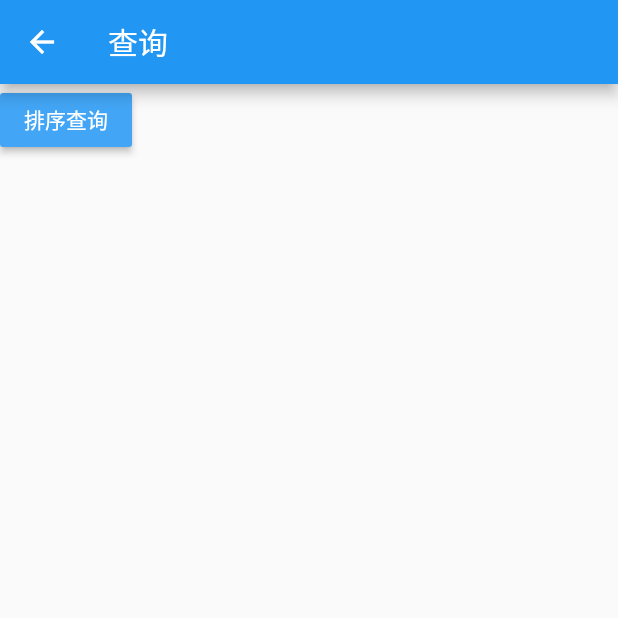
After one commit to bmob/bmob-flutter-sdk, a Flutter app: the OrderPage screen opened by its route, after a tap on "排序查询", on a phone screen of 412 x 824 dp, the top half of it. The commit adds this screen. Run offline on Flutter 3.47's test engine with Material 2 defaults, Android fonts, the phone set to English and light mode, and no system bars; our stand-ins replace dio; generated files the repository leaves out were written again.

Commit message:
update flutter sdk v0.0.7

```diff
--- a/data_demo/lib/main.dart
+++ b/data_demo/lib/main.dart
@@ -15,6 +15,7 @@ import 'page/pointer_page.dart';
 import 'page/acl_page.dart';
 import 'page/geo_point_page.dart';
 import 'page/real_time_page.dart';
+import 'page/order_page.dart';
 void main() => runApp(MyApp());
 
 class MyApp extends StatelessWidget {
@@ -54,6 +55,7 @@ class MyApp extends StatelessWidget {
         'aclRoute':(BuildContext context)=>new AclPage(),
         'geoPointRoute':(BuildContext context)=> new GeoPointPage(),
         'realtimeRoute':(BuildContext context)=> new RealTimePage(),
+        'orderRoute':(BuildContext context)=> new OrderPage(),
       },
     );
   }
--- a/data_demo/lib/page/list_page.dart
+++ b/data_demo/lib/page/list_page.dart
@@ -85,6 +85,8 @@ class Page extends State<ListPage> {
                             style: new TextStyle(fontSize: 15.0)),
                         new Text('(${model.objectId})',
                             style: new TextStyle(fontSize: 15.0)),
+                        new Text('(${model.createdAt})',
+                            style: new TextStyle(fontSize: 15.0)),
                       ],
                     ),
                     new Center(
--- a/data_demo/pubspec.yaml
+++ b/data_demo/pubspec.yaml
@@ -24,7 +24,7 @@ dependencies:
   # The following adds the Cupertino Icons font to your application.
   # Use with the CupertinoIcons class for iOS style icons.
   cupertino_icons: ^0.1.2
-  data_plugin: ^0.0.6
+  data_plugin: ^0.0.7
   permission_handler: ^3.0.0
 
 dev_dependencies:
--- a/data_plugin/example/lib/main.dart
+++ b/data_plugin/example/lib/main.dart
@@ -15,6 +15,7 @@ import 'page/pointer_page.dart';
 import 'page/acl_page.dart';
 import 'page/geo_point_page.dart';
 import 'page/real_time_page.dart';
+import 'page/order_page.dart';
 
 void main() => runApp(MyApp());
 
@@ -55,6 +56,7 @@ class MyApp extends StatelessWidget {
         'aclRoute':(BuildContext context)=>new AclPage(),
         'geoPointRoute':(BuildContext context)=> new GeoPointPage(),
         'realtimeRoute':(BuildContext context)=> new RealTimePage(),
+        'orderRoute':(BuildContext context)=> new OrderPage(),
       },
     );
   }
--- a/data_plugin/example/lib/page/list_page.dart
+++ b/data_plugin/example/lib/page/list_page.dart
@@ -85,6 +85,8 @@ class Page extends State<ListPage> {
                             style: new TextStyle(fontSize: 15.0)),
                         new Text('(${model.objectId})',
                             style: new TextStyle(fontSize: 15.0)),
+                        new Text('(${model.createdAt})',
+                            style: new TextStyle(fontSize: 15.0)),
                       ],
                     ),
                     new Center(
--- /dev/null
+++ b/data_plugin/example/lib/page/order_page.dart
@@ -0,0 +1,66 @@
+import 'package:flutter/material.dart';
+import 'package:flutter/services.dart';
+import 'package:data_plugin/bmob/bmob_query.dart';
+import 'package:data_plugin/bmob/response/bmob_error.dart';
+import 'package:data_plugin/utils/dialog_util.dart';
+import '../bean/blog.dart';
+class OrderPage extends StatefulWidget{
+
+
+
+  @override
+  State<StatefulWidget> createState() {
+    // TODO: implement createState
+    return _OrderPageState();
+  }
+
+
+
+}
+
+
+class _OrderPageState extends State<OrderPage> {
+  @override
+  Widget build(BuildContext context) {
+    // TODO: implement build
+    return new Scaffold(
+      appBar: AppBar(
+        title: Text("查询"),
+      ),
+      body: new Container(
+        child: new Column(
+          children: <Widget>[
+            RaisedButton(
+                onPressed: () {
+                  _queryOrder(context);
+                },
+                color: Colors.blue[400],
+                child: new Text('排序查询',
+                    style: new TextStyle(color: Colors.white))),
+
+          ],
+        ),
+      ),
+    );
+  }
+
+  void _queryOrder(BuildContext context) {
+    BmobQuery<Blog> query = BmobQuery();
+    query.setOrder("createdAt");
+    query.queryObjects(successListener: (List<dynamic> data) {
+      List<Blog> blogs = data.map((i) => Blog.fromJson(i)).toList();
+      Navigator.pushNamed(context, "listRoute");
+
+      for (Blog blog in blogs) {
+        if (blog != null) {
+          print(blog.objectId);
+          print(blog.title);
+          print(blog.content);
+        }
+      }
+    }, errorListener: (BmobError error) {
+      print(error.error);
+      showError(context, error.error);
+    });
+  }
+}
--- a/data_plugin/lib/bmob/bmob_query.dart
+++ b/data_plugin/lib/bmob/bmob_query.dart
@@ -15,6 +15,7 @@ part 'bmob_query.g.dart';
 @JsonSerializable()
 class BmobQuery<T> {
   String include;
+  String order;
 
   Map<String, dynamic> where;
 
@@ -57,8 +58,6 @@ class BmobQuery<T> {
     addCondition(key, "\$gte", value);
     return this;
   }
-
-
 
   void addCondition(String key, String condition, Object value) {
     if (condition == null) {
@@ -118,6 +117,12 @@ class BmobQuery<T> {
     return this;
   }
 
+  //按字段排序
+  BmobQuery setOrder(String value) {
+    order = value;
+    return this;
+  }
+
   ///查询单条数据
   void queryObject(objectId,
       {Function successListener, Function errorListener}) async {
@@ -137,7 +142,8 @@ class BmobQuery<T> {
   }
 
   ///查询多条数据
-  Future queryObjects({Function successListener, Function errorListener}) async {
+  Future queryObjects(
+      {Function successListener, Function errorListener}) async {
     String tableName = T.toString();
     switch (tableName) {
       case "BmobInstallation":
--- a/data_plugin/pubspec.yaml
+++ b/data_plugin/pubspec.yaml
@@ -1,6 +1,6 @@
 name: data_plugin
 description: Bmob Data Flutter plugin.
-version: 0.0.6
+version: 0.0.7
 author: chaozhouzhang <13760289294@139.com>
 homepage: https://github.com/chaozhouzhang
 
```
Also changed, not shown: data_demo/lib/page/order_page.dart (added, +59 -0 lines), data_demo/lib/page/query_page.dart (+8 -0 lines), data_plugin/example/lib/page/query_page.dart (+8 -0 lines), data_demo/pubspec.lock, data_plugin/example/pubspec.lock, 1 other file.
